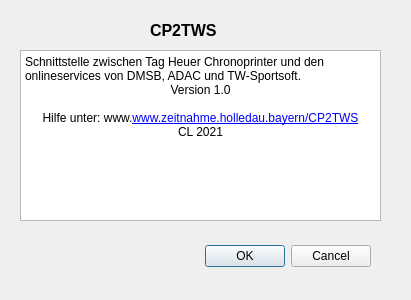
Before: the Qt Designer form helpdialog.ui in farbtoaster/CP2TWS, drawn with Qt 5.
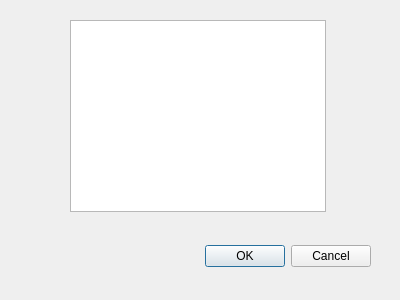
After: the same form once the commit is applied.

The edit to the form file:
```diff
--- a/helpdialog.ui
+++ b/helpdialog.ui
@@ -6,7 +6,7 @@
    <rect>
     <x>0</x>
     <y>0</y>
-    <width>411</width>
+    <width>400</width>
     <height>300</height>
    </rect>
   </property>
@@ -29,48 +29,15 @@
     <set>QDialogButtonBox::Cancel|QDialogButtonBox::Ok</set>
    </property>
   </widget>
-  <widget class="QLabel" name="label">
-   <property name="geometry">
-    <rect>
-     <x>150</x>
-     <y>20</y>
-     <width>81</width>
-     <height>21</height>
-    </rect>
-   </property>
-   <property name="font">
-    <font>
-     <pointsize>12</pointsize>
-     <bold>true</bold>
-    </font>
-   </property>
-   <property name="layoutDirection">
-    <enum>Qt::LeftToRight</enum>
-   </property>
-   <property name="text">
-    <string>CP2TWS</string>
-   </property>
-  </widget>
   <widget class="QTextBrowser" name="textBrowser">
    <property name="geometry">
     <rect>
-     <x>20</x>
-     <y>50</y>
-     <width>361</width>
-     <height>171</height>
+     <x>70</x>
+     <y>20</y>
+     <width>256</width>
+     <height>192</height>
     </rect>
    </property>
-   <property name="html">
-    <string>&lt;!DOCTYPE HTML PUBLIC &quot;-//W3C//DTD HTML 4.0//EN&quot; &quot;http://www.w3.org/TR/REC-html40/strict.dtd&quot;&gt;
-&lt;html&gt;&lt;head&gt;&lt;meta name=&quot;qrichtext&quot; content=&quot;1&quot; /&gt;&lt;meta charset=&quot;utf-8&quot; /&gt;&lt;style type=&quot;text/css&quot;&gt;
-p, li { white-space: pre-wrap; }
-&lt;/style&gt;&lt;/head&gt;&lt;body style=&quot; font-family:'Segoe UI'; font-size:9pt; font-weight:400; font-style:normal;&quot;&gt;
-&lt;p style=&quot; margin-top:0px; margin-bottom:0px; margin-left:0px; margin-right:0px; -qt-block-indent:0; text-indent:0px;&quot;&gt;Schnittstelle zwischen Tag Heuer Chronoprinter und den onlineservices von DMSB, ADAC und TW-Sportsoft.&lt;/p&gt;
-&lt;p align=&quot;center&quot; style=&quot; margin-top:0px; margin-bottom:0px; margin-left:0px; margin-right:0px; -qt-block-indent:0; text-indent:0px;&quot;&gt;Version 1.0&lt;/p&gt;
-&lt;p align=&quot;center&quot; style=&quot;-qt-paragraph-type:empty; margin-top:0px; margin-bottom:0px; margin-left:0px; margin-right:0px; -qt-block-indent:0; text-indent:0px;&quot;&gt;&lt;br /&gt;&lt;/p&gt;
-&lt;p align=&quot;center&quot; style=&quot; margin-top:0px; margin-bottom:0px; margin-left:0px; margin-right:0px; -qt-block-indent:0; text-indent:0px;&quot;&gt;Hilfe unter: www.&lt;a href=&quot;www.zeitnahme.holledau.bayern/CP2TWS&quot;&gt;&lt;span style=&quot; text-decoration: underline; color:#0000ff;&quot;&gt;www.zeitnahme.holledau.bayern/CP2TWS&lt;/span&gt;&lt;/a&gt;&lt;/p&gt;
-&lt;p align=&quot;center&quot; style=&quot; margin-top:0px; margin-bottom:0px; margin-left:0px; margin-right:0px; -qt-block-indent:0; text-indent:0px;&quot;&gt;CL 2021&lt;/p&gt;&lt;/body&gt;&lt;/html&gt;</string>
-   </property>
   </widget>
  </widget>
  <resources/>
```
Left out of the diff: 8 changed lines with no effect on the pictures.
